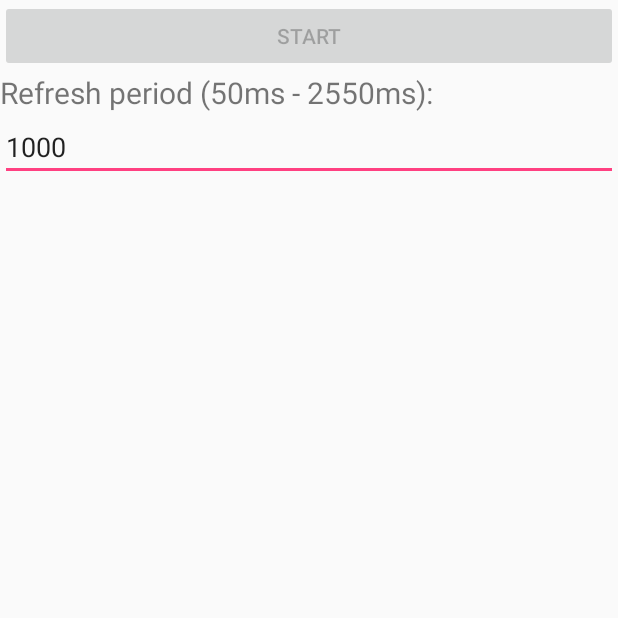
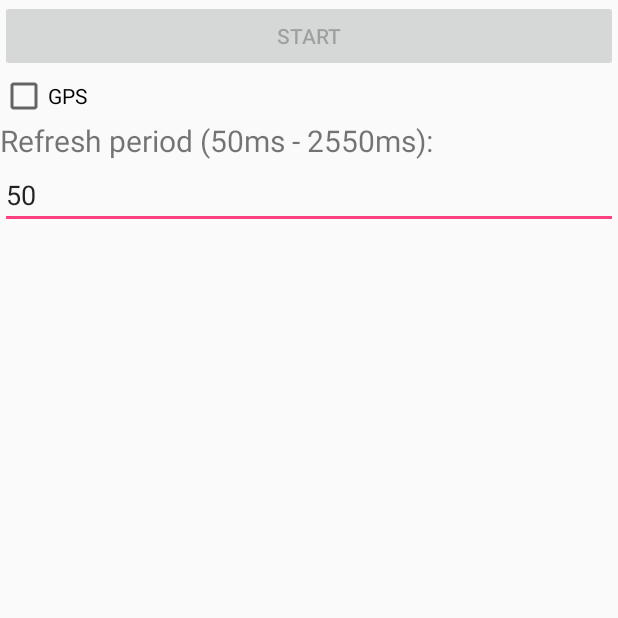
Before and after one commit to Equinoxe-fgc/BluetoothLE, an Android app: the Conexion screen opened directly, with no data from a screen before it, on a phone screen of 412 x 824 dp, the top half of it. Run offline under Robolectric (Android 15) with nearby library versions, the phone set to English and light mode, and no system bars; libraries missing offline, so code that uses them is left out: no.nordicsemi.android; 3 statements that could not run were skipped.

Commit message:
01/07/2018 - Localización

```diff
--- a/app/src/main/AndroidManifest.xml
+++ b/app/src/main/AndroidManifest.xml
@@ -3,6 +3,7 @@
     package="com.equinoxe.bluetoothle">
 
     <uses-permission android:name="android.permission.ACCESS_COARSE_LOCATION" />
+    <uses-permission android:name="android.permission.ACCESS_FINE_LOCATION" />
     <uses-permission android:name="android.permission.BLUETOOTH" />
     <uses-permission android:name="android.permission.BLUETOOTH_ADMIN" />
     <uses-permission android:name="android.permission.WRITE_EXTERNAL_STORAGE" />
--- a/app/src/main/java/com/equinoxe/bluetoothle/Conexion.java
+++ b/app/src/main/java/com/equinoxe/bluetoothle/Conexion.java
@@ -2,12 +2,14 @@ package com.equinoxe.bluetoothle;
 
 import android.Manifest;
 import android.app.Activity;
+import android.app.AlertDialog;
 import android.bluetooth.BluetoothAdapter;
 import android.bluetooth.BluetoothDevice;
 import android.bluetooth.BluetoothGatt;
 import android.bluetooth.BluetoothGattCallback;
 import android.bluetooth.BluetoothGattService;
 import android.bluetooth.BluetoothManager;
+import android.content.DialogInterface;
 import android.content.Intent;
 import android.content.pm.ActivityInfo;
 import android.content.pm.PackageManager;
@@ -21,6 +23,7 @@ import android.support.v7.widget.LinearLayoutManager;
 import android.support.v7.widget.RecyclerView;
 import android.view.View;
 import android.widget.Button;
+import android.widget.CheckBox;
 import android.widget.TextView;
 
 import java.io.BufferedReader;
@@ -43,6 +46,7 @@ public class Conexion extends AppCompatActivity {
 
     private TextView txtPeriodo;
     private Button btnStart;
+    private CheckBox chkGPS;
     private RecyclerView recyclerViewSensores;
     private MiAdaptadorSensores adaptadorSensores;
     private RecyclerView.LayoutManager layoutManager;
@@ -57,6 +61,7 @@ public class Conexion extends AppCompatActivity {
         recyclerViewSensores = findViewById(R.id.recyclerViewSensores);
         txtPeriodo = findViewById(R.id.txtPeriodo);
         btnStart = findViewById(R.id.btnStart);
+        chkGPS = findViewById(R.id.chkGPS);
 
         listaServicesInfo = new BluetoothServiceInfoList();
 
@@ -221,6 +226,31 @@ public class Conexion extends AppCompatActivity {
         btGatt.disconnect();
         btGatt.close();
 
+        /*if (chkGPS.isChecked()) {
+            final AlertDialog.Builder builder = new AlertDialog.Builder(this);
+            final String action = Settings.LOCATION_SERVICE;
+
+            final String message = "Enable either GPS or any other location"
+                    + " service to find current location.  Click OK to go to"
+                    + " location services settings to let you do so.";
+
+            builder.setMessage(message)
+                    .setPositiveButton("OK",
+                            new DialogInterface.OnClickListener() {
+                                public void onClick(DialogInterface d, int id) {
+                                    startActivity(new Intent(action));
+                                    d.dismiss();
+                                }
+                            })
+                    .setNegativeButton("Cancel",
+                            new DialogInterface.OnClickListener() {
+                                public void onClick(DialogInterface d, int id) {
+                                    d.cancel();
+                                }
+                            });
+            builder.create().show();
+        }*/
+
         Intent intent = new Intent(this, Datos.class);
         intent.putExtra("NumDevices", iNumDevices);
         for (int i = 0; i < iNumDevices; i++)
@@ -247,6 +277,8 @@ public class Conexion extends AppCompatActivity {
                 intent.putExtra("Magnetometro", serviceInfo.isSelected());
         }
 
+        intent.putExtra("GPS", chkGPS.isChecked());
+
         startActivity(intent);
     }
 
--- a/app/src/main/res/layout/activity_conexion.xml
+++ b/app/src/main/res/layout/activity_conexion.xml
@@ -20,6 +20,12 @@
         android:onClick="onStartSingle"
         android:text="@string/start" />
 
+    <CheckBox
+        android:id="@+id/chkGPS"
+        android:layout_width="match_parent"
+        android:layout_height="wrap_content"
+        android:text="@string/gps" />
+
     <TextView
         android:id="@+id/textView"
         android:layout_width="match_parent"
@@ -32,7 +38,7 @@
         android:layout_width="match_parent"
         android:layout_height="wrap_content"
         android:inputType="number"
-        android:text="1000" />
+        android:text="50" />
 
     <android.support.v7.widget.RecyclerView
         android:id="@+id/recyclerViewSensores"
--- a/app/src/main/res/values/strings.xml
+++ b/app/src/main/res/values/strings.xml
@@ -35,4 +35,5 @@
     <string name="Options_saved">Options saved</string>
     <string name="Incorrect_IP">Incorrect IP</string>
     <string name="Incorrect_Port">Incorrect Port</string>
+    <string name="gps">GPS</string>
 </resources>
```
Also changed, not shown: app/src/main/java/com/equinoxe/bluetoothle/Datos.java (+76 -1 lines), app/src/main/java/com/equinoxe/bluetoothle/MainActivity.java (+29 -4 lines), app/src/main/res/layout/activity_datos.xml (+12 -0 lines), 1 other file.
